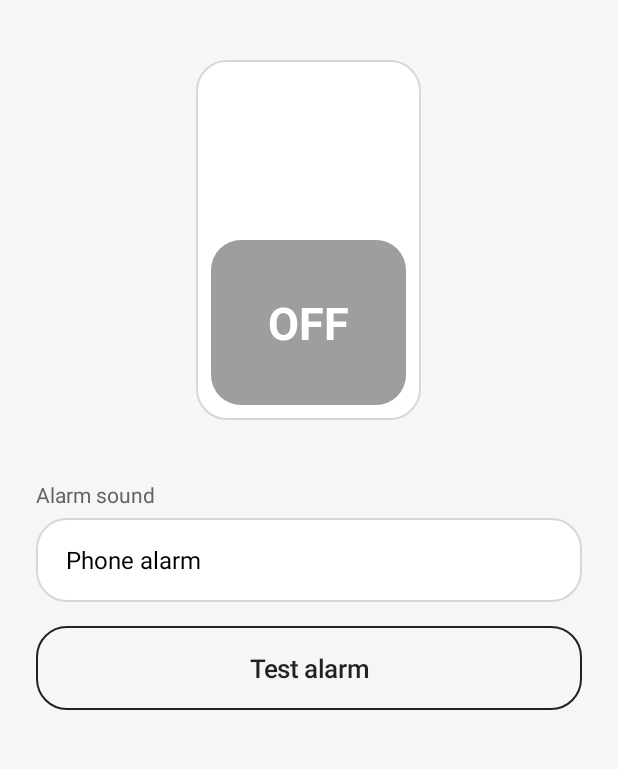
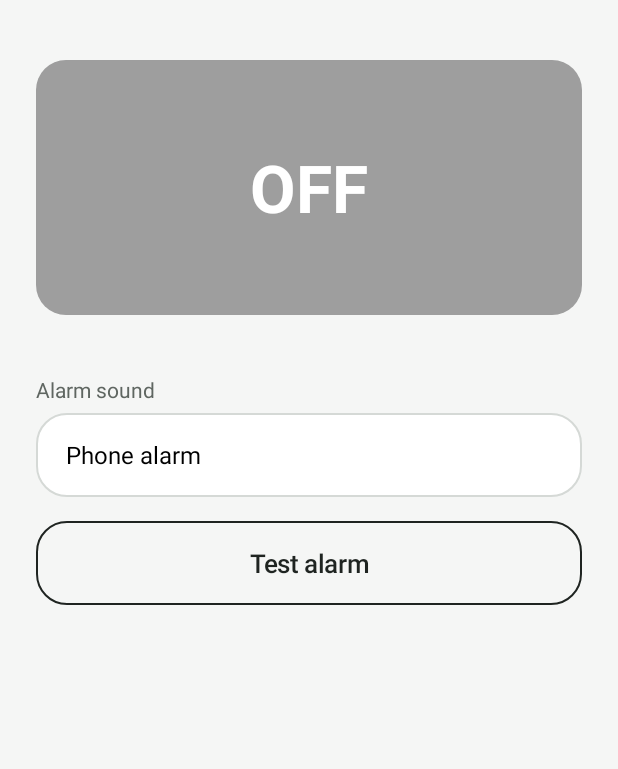
Before and after one commit to MeghnaNatraj/h1b-appointment-watcher, an Android app: the screen it shows after launch (MainActivity), on a phone screen of 412 x 824 dp, the part 145-914 px from its top. Run offline under Robolectric (Android 15) with nearby library versions, the phone set to English and light mode, and no system bars.

Commit message:
Visa Alarm 1.4: one ON/OFF box instead of the up/down switch
Co-Authored-By: Claude Opus 5.5 <noreply@anthropic.com>

```diff
--- a/android-app/app/build.gradle
+++ b/android-app/app/build.gradle
@@ -17,8 +17,8 @@ android {
         applicationId "com.meghna.visaalarm"
         minSdk 26
         targetSdk 34
-        versionCode 4
-        versionName "1.3"
+        versionCode 5
+        versionName "1.4"
         buildConfigField "String", "NTFY_TOPIC", "\"${ntfyTopic}\""
     }
 
--- a/android-app/app/src/main/java/com/meghna/visaalarm/MainActivity.java
+++ b/android-app/app/src/main/java/com/meghna/visaalarm/MainActivity.java
@@ -17,7 +17,6 @@ import android.view.Gravity;
 import android.widget.AdapterView;
 import android.widget.ArrayAdapter;
 import android.widget.Button;
-import android.widget.FrameLayout;
 import android.widget.LinearLayout;
 import android.widget.Spinner;
 import android.widget.TextView;
@@ -25,7 +24,7 @@ import android.widget.TextView;
 import java.util.Arrays;
 
 /**
- * One screen: an on/off switch like a wall light switch, the alarm sound and a test button. Turning
+ * One screen: an ON/OFF box, the alarm sound and a test button. Turning
  * it on asks for each permission the alarm needs, one at a time, then starts
  * listening. Nothing else to set up.
  */
@@ -39,7 +38,7 @@ public class MainActivity extends Activity {
     private static final String[] SOUND_KEYS = {"alarm", "scream", "wilhelm"};
     private static final String[] SOUND_LABELS = {"Phone alarm", "Horror scream", "Movie scream (Wilhelm)"};
 
-    private TextView knob;
+    private TextView onOff;
     private boolean starting; // walking through the permission prompts after turning it on
 
     @Override
@@ -59,21 +58,17 @@ public class MainActivity extends Activity {
         title.setTextColor(INK);
         root.addView(title);
 
-        // A wall light switch: the knob sits up and green for ON, down and gray for OFF.
-        FrameLayout plate = new FrameLayout(this);
-        plate.setBackground(rounded(Color.WHITE, LINE));
-        plate.setPadding(dp(10), dp(10), dp(10), dp(10));
-        knob = new TextView(this);
-        knob.setTextColor(Color.WHITE);
-        knob.setTextSize(30);
-        knob.setTypeface(Typeface.DEFAULT_BOLD);
-        knob.setGravity(Gravity.CENTER);
-        plate.addView(knob, new FrameLayout.LayoutParams(FrameLayout.LayoutParams.MATCH_PARENT, dp(110)));
-        LinearLayout.LayoutParams plateLp = new LinearLayout.LayoutParams(dp(150), dp(240));
-        plateLp.topMargin = dp(40);
-        plateLp.bottomMargin = dp(40);
-        root.addView(plate, plateLp);
-        plate.setOnClickListener(v -> {
+        // One box: green with ON while listening, gray with OFF when not. Tap to switch.
+        onOff = new TextView(this);
+        onOff.setTextColor(Color.WHITE);
+        onOff.setTextSize(44);
+        onOff.setTypeface(Typeface.DEFAULT_BOLD);
+        onOff.setGravity(Gravity.CENTER);
+        LinearLayout.LayoutParams boxLp = new LinearLayout.LayoutParams(LinearLayout.LayoutParams.MATCH_PARENT, dp(170));
+        boxLp.topMargin = dp(40);
+        boxLp.bottomMargin = dp(40);
+        root.addView(onOff, boxLp);
+        onOff.setOnClickListener(v -> {
             if (Prefs.enabled(this)) {
                 Prefs.setEnabled(this, false);
                 ListenerService.stop(this);
@@ -180,10 +175,8 @@ public class MainActivity extends Activity {
 
     private void refresh() {
         boolean on = Prefs.enabled(this);
-        knob.setText(on ? "ON" : "OFF");
-        knob.setBackground(rounded(on ? GREEN : GRAY, 0));
-        ((FrameLayout.LayoutParams) knob.getLayoutParams()).gravity = on ? Gravity.TOP : Gravity.BOTTOM;
-        knob.requestLayout();
+        onOff.setText(on ? "ON" : "OFF");
+        onOff.setBackground(rounded(on ? GREEN : GRAY, 0));
     }
 
     /** Rounded box with an optional 1.5 dp outline. */
```
Also changed, not shown: 2 other files.
